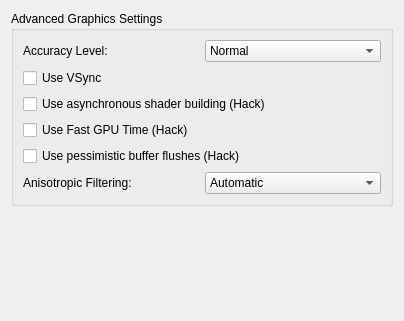
Qt form src/yuzu/configuration/configure_graphics_advanced.ui (ww112543/newrepo_emu-src) before a commit.
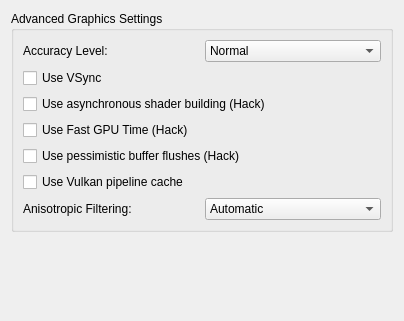
The same form after that commit.

The edit to the form file:
```diff
--- a/src/yuzu/configuration/configure_graphics_advanced.ui
+++ b/src/yuzu/configuration/configure_graphics_advanced.ui
@@ -109,6 +109,16 @@
           </property>
          </widget>
         </item>
+        <item>
+         <widget class="QCheckBox" name="use_vulkan_driver_pipeline_cache">
+          <property name="toolTip">
+            <string>Enables GPU vendor-specific pipeline cache. This option can improve shader loading time significantly in cases where the Vulkan driver does not store pipeline cache files internally.</string>
+          </property>
+          <property name="text">
+           <string>Use Vulkan pipeline cache</string>
+          </property>
+         </widget>
+        </item>
         <item>
          <widget class="QWidget" name="af_layout" native="true">
           <layout class="QHBoxLayout" name="horizontalLayout_1">
```
